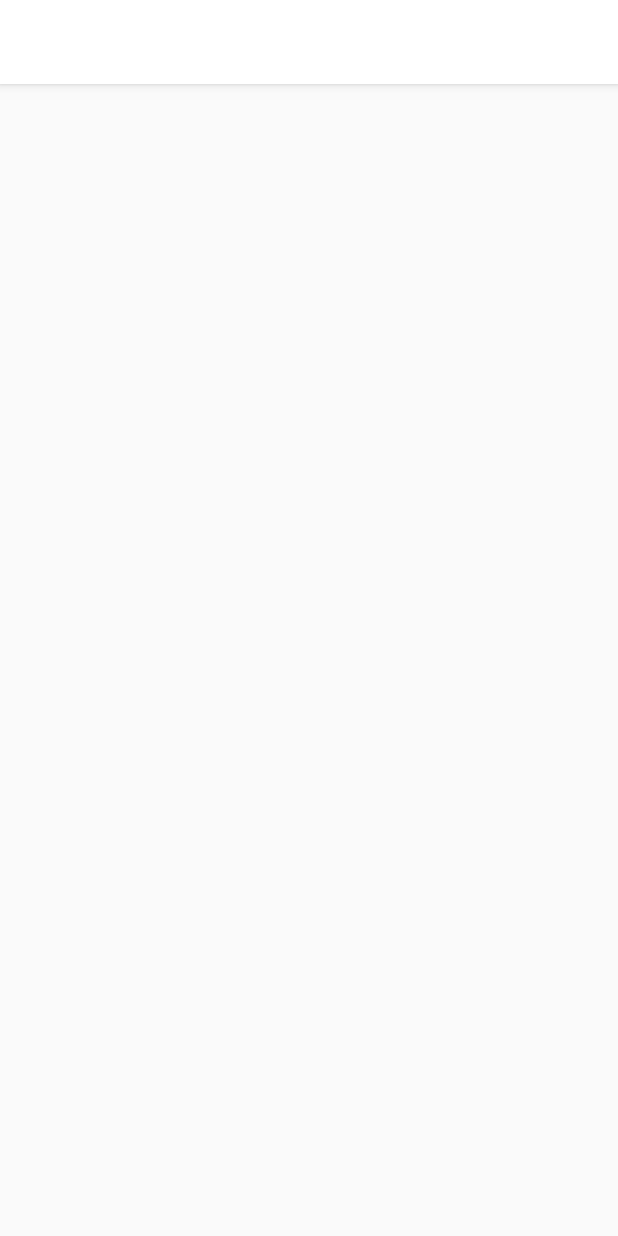
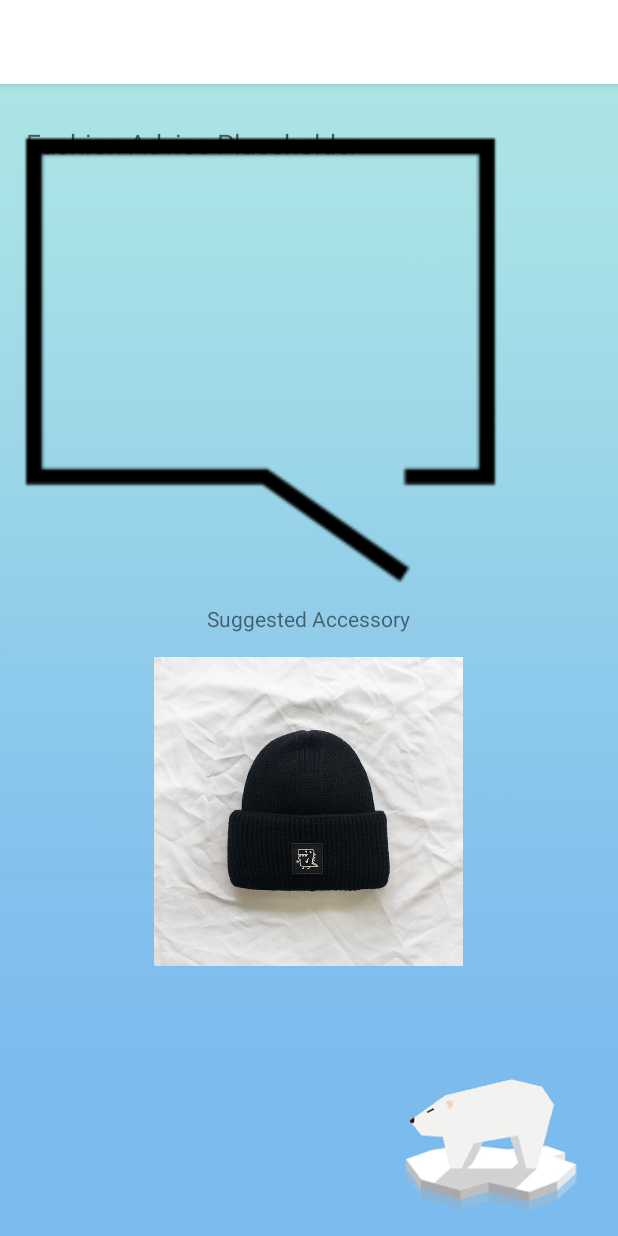
Before and after one commit to ablondal/Styl_Eyes, an Android app: the resultsPage screen opened directly, with no data from a screen before it, on a phone screen of 412 x 824 dp. Before the commit the screen is almost empty. Run offline under Robolectric (Android 15) with nearby library versions, the phone set to English and light mode, and no system bars.

Commit message:
add results page

```diff
--- a/app/src/main/java/com/example/styleyes/MainActivity.java
+++ b/app/src/main/java/com/example/styleyes/MainActivity.java
@@ -263,6 +263,7 @@ class JSONAsyncTask extends AsyncTask<String, Void, Boolean> {
 
     protected void onPostExecute(Boolean result) {
         System.out.println("done?");
+        // ADD SWITCH ACTIVITY IN NEW PAGE
     }
     public String loadJSONFromAsset(Context context) {
         String json = null;
--- a/app/src/main/java/com/example/styleyes/resultsPage.java
+++ b/app/src/main/java/com/example/styleyes/resultsPage.java
@@ -3,6 +3,7 @@ package com.example.styleyes;
 import androidx.appcompat.app.AppCompatActivity;
 
 import android.os.Bundle;
+import android.widget.TextView;
 
 public class resultsPage extends AppCompatActivity {
 
@@ -10,5 +11,6 @@ public class resultsPage extends AppCompatActivity {
     protected void onCreate(Bundle savedInstanceState) {
         super.onCreate(savedInstanceState);
         setContentView(R.layout.activity_results_page);
+
     }
 }
--- a/app/src/main/res/layout/activity_results_page.xml
+++ b/app/src/main/res/layout/activity_results_page.xml
@@ -6,4 +6,57 @@
     android:layout_height="match_parent"
     tools:context=".resultsPage">
 
+    <ImageView
+        android:id="@+id/imageView6"
+        android:layout_width="wrap_content"
+        android:layout_height="wrap_content"
+        android:scaleType="fitXY"
+        app:layout_constraintBottom_toBottomOf="parent"
+        app:layout_constraintEnd_toEndOf="parent"
+        app:layout_constraintStart_toStartOf="parent"
+        app:layout_constraintTop_toTopOf="parent"
+        app:srcCompat="@drawable/phone" />
+
+    <TextView
+        android:id="@+id/textView"
+        android:layout_width="378dp"
+        android:layout_height="307dp"
+        android:text="Fashion Advice Placeholder"
+        android:textAppearance="@style/TextAppearance.AppCompat.Display1"
+        android:textSize="18sp"
+        app:layout_constraintBottom_toBottomOf="@+id/imageView6"
+        app:layout_constraintEnd_toEndOf="parent"
+        app:layout_constraintStart_toStartOf="parent"
+        app:layout_constraintTop_toTopOf="parent"
+        app:layout_constraintVertical_bias="0.06" />
+
+    <ImageView
+        android:id="@+id/sugAccessory"
+        android:layout_width="268dp"
+        android:layout_height="206dp"
+        android:layout_marginBottom="180dp"
+        app:layout_constraintBottom_toBottomOf="parent"
+        app:layout_constraintEnd_toEndOf="parent"
+        app:layout_constraintHorizontal_bias="0.496"
+        app:layout_constraintStart_toStartOf="parent"
+        app:srcCompat="@drawable/blackhat" />
+
+    <TextView
+        android:id="@+id/textView2"
+        android:layout_width="wrap_content"
+        android:layout_height="wrap_content"
+        android:layout_marginBottom="16dp"
+        android:text="Suggested Accessory"
+        app:layout_constraintBottom_toTopOf="@+id/sugAccessory"
+        app:layout_constraintEnd_toEndOf="parent"
+        app:layout_constraintStart_toStartOf="@+id/imageView6" />
+
+    <ImageView
+        android:id="@+id/imageView10"
+        android:layout_width="347dp"
+        android:layout_height="368dp"
+        app:srcCompat="@drawable/pic"
+        tools:layout_editor_absoluteX="32dp"
+        tools:layout_editor_absoluteY="299dp" />
+
 </androidx.constraintlayout.widget.ConstraintLayout>
```
Also changed, not shown: app/src/main/java/com/example/styleyes/detailsPage.java (+15 -2 lines), app/src/main/res/layout/activity_details_page.xml (+11 -11 lines), app/src/main/res/layout/activity_main.xml (+2 -6 lines), app/src/main/res/drawable/phone.jpg, app/src/main/res/drawable/pic.png (added), app/src/main/res/drawable/speech.png (added).
